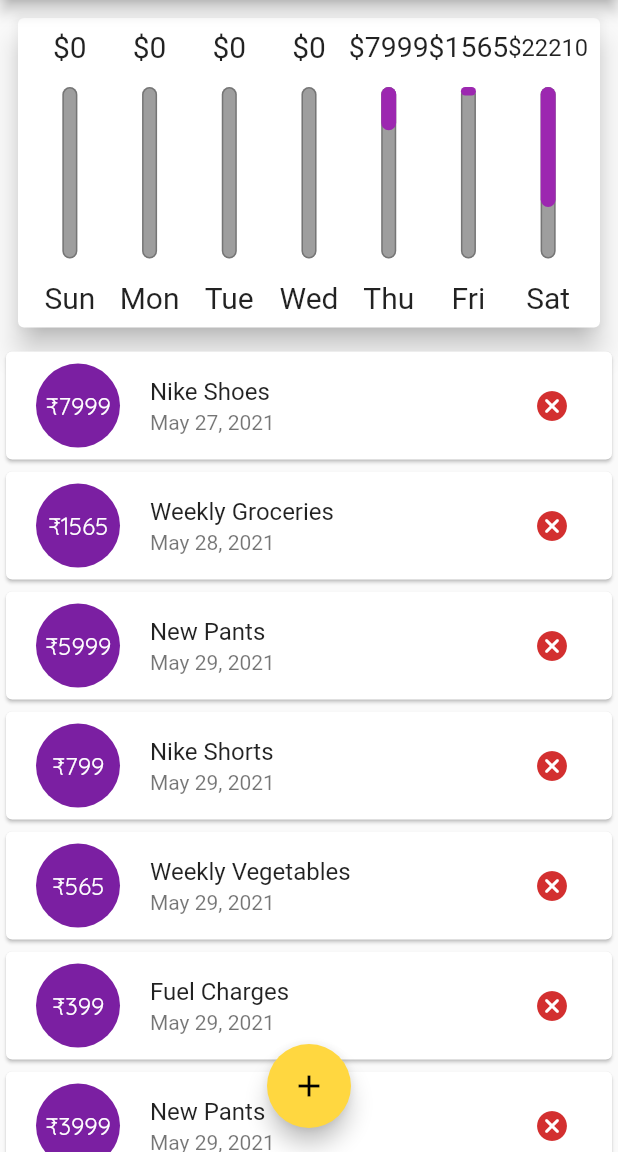
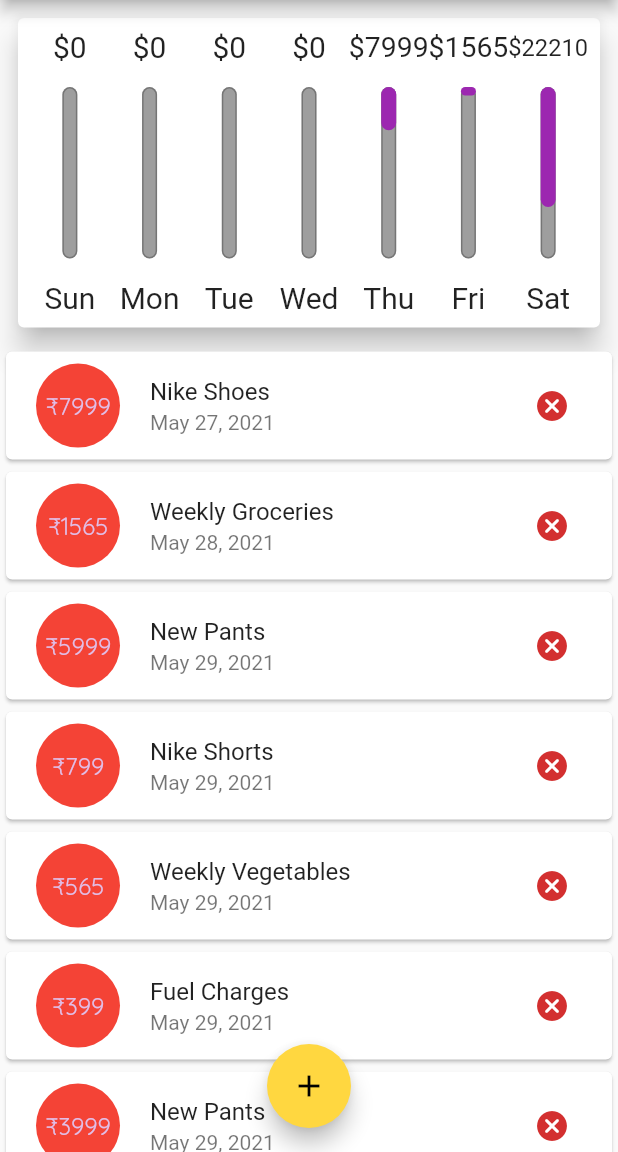
Before and after one commit to imvkrm/Sample-Flutter, a Flutter app: the screen it shows after launch, on a phone screen of 412 x 824 dp, the part 84-1236 px from its top. Run offline on Flutter 3.47's test engine with Material 2 defaults, Android fonts, the phone set to English and light mode, and no system bars.

Commit message:
final commit

```diff
--- a/lib/main.dart
+++ b/lib/main.dart
@@ -52,7 +52,7 @@ class MyHomePage extends StatefulWidget {
   _MyHomePageState createState() => _MyHomePageState();
 }
 
-class _MyHomePageState extends State<MyHomePage> {
+class _MyHomePageState extends State<MyHomePage> with WidgetsBindingObserver {
   final List<Transaction> _transactions = [
     Transaction(
         id: 't1',
@@ -123,6 +123,75 @@ class _MyHomePageState extends State<MyHomePage> {
         .toList();
   }
 
+  List<Widget> _buildPotraitContent(
+      Size appBarSize, MediaQueryData mediaQuery, Container txList) {
+    return [
+      Container(
+        width: double.infinity,
+        child: Container(
+            height: (mediaQuery.size.height -
+                    appBarSize.height -
+                    mediaQuery.padding.top) *
+                0.30,
+            child: Chart(_recentTransactions)),
+      ),
+      txList
+    ];
+  }
+
+  List<Widget> _buildLandscapeContent(
+      Size appBarSize, MediaQueryData mediaQuery, Container txList) {
+    return [
+      Row(
+        mainAxisAlignment: MainAxisAlignment.center,
+        children: [
+          Text(
+            'Show Chart',
+            style: Theme.of(context).textTheme.headline6,
+          ),
+          Switch.adaptive(
+            activeColor: Theme.of(context).accentColor,
+            value: _showChart,
+            onChanged: (val) {
+              setState(() {
+                _showChart = val;
+              });
+            },
+          ),
+        ],
+      ),
+      _showChart
+          ? Container(
+              width: double.infinity,
+              child: Container(
+                  height: (mediaQuery.size.height -
+                          appBarSize.height -
+                          mediaQuery.padding.top) *
+                      0.70,
+                  child: Chart(_recentTransactions)),
+            )
+          : txList
+    ];
+  }
+
+  @override
+  void initState() {
+    WidgetsBinding.instance?.addObserver(this);
+    super.initState();
+  }
+
+  @override
+  void didChangeAppLifecycleState(AppLifecycleState state) {
+    super.didChangeAppLifecycleState(state);
+    print(state);
+  }
+
+  @override
+  void dispose() {
+    WidgetsBinding.instance?.removeObserver(this);
+    super.dispose();
+  }
+
   @override
   Widget build(BuildContext context) {
     final mediaQuery = MediaQuery.of(context);
@@ -168,45 +237,9 @@ class _MyHomePageState extends State<MyHomePage> {
           crossAxisAlignment: CrossAxisAlignment.stretch,
           children: <Widget>[
             if (isLandscape)
-              Row(
-                mainAxisAlignment: MainAxisAlignment.center,
-                children: [
-                  Text('Show Chart',
-                  style: Theme.of(context).textTheme.headline6,),
-                  Switch.adaptive(
-                    activeColor: Theme.of(context).accentColor,
-                    value: _showChart,
-                    onChanged: (val) {
-                      setState(() {
-                        _showChart = val;
-                      });
-                    },
-                  ),
-                ],
-              ),
+              ..._buildLandscapeContent(appBarSize, mediaQuery, txList),
             if (!isLandscape)
-              Container(
-                width: double.infinity,
-                child: Container(
-                    height: (mediaQuery.size.height -
-                            appBarSize.height -
-                            mediaQuery.padding.top) *
-                        0.30,
-                    child: Chart(_recentTransactions)),
-              ),
-            if (!isLandscape) txList,
-            if (isLandscape)
-              _showChart
-                  ? Container(
-                      width: double.infinity,
-                      child: Container(
-                          height: (mediaQuery.size.height -
-                                  appBarSize.height -
-                                  mediaQuery.padding.top) *
-                              0.70,
-                          child: Chart(_recentTransactions)),
-                    )
-                  : txList
+              ..._buildPotraitContent(appBarSize, mediaQuery, txList),
           ],
         ),
       ),
--- a/lib/widgets/chart_bar.dart
+++ b/lib/widgets/chart_bar.dart
@@ -5,7 +5,7 @@ class ChartBar extends StatelessWidget {
   final double spendingAmount;
   final double spendingPctOfTotal;
 
-  ChartBar(this.label, this.spendingAmount, this.spendingPctOfTotal);
+ const ChartBar(this.label, this.spendingAmount, this.spendingPctOfTotal);
   @override
   Widget build(BuildContext context) {
     return LayoutBuilder(builder: (ctx, contraits) {
--- a/lib/widgets/new_transaction.dart
+++ b/lib/widgets/new_transaction.dart
@@ -78,7 +78,7 @@ class _NewTransactionState extends State<NewTransaction> {
                 onSubmitted: (_) => _submitNewTxt(),
               ),
               Padding(
-                padding: EdgeInsets.all(8),
+                padding: const EdgeInsets.all(8),
                 child: Row(
                   children: [
                     Expanded(
--- /dev/null
+++ b/lib/widgets/transaction_item.dart
@@ -0,0 +1,121 @@
+import 'dart:math';
+
+import 'package:flutter/material.dart';
+import 'package:intl/intl.dart';
+
+import '../models/transaction.dart';
+
+class TransactionItem extends StatefulWidget {
+  const TransactionItem({
+    Key? key,
+    required this.transaction,
+    required this.removeTransaction,
+  }) : super(key: key);
+
+  final Transaction transaction;
+  final Function removeTransaction;
+
+  @override
+  _TransactionItemState createState() => _TransactionItemState();
+}
+
+class _TransactionItemState extends State<TransactionItem> {
+  Color _bgColor=Colors.orange;
+
+  @override
+  void initState() {
+    const avaliableColor = [
+      Colors.red,
+      Colors.green,
+      Colors.orange,
+      Colors.pink,
+      Colors.yellow
+    ];
+    _bgColor = avaliableColor[Random().nextInt(5)];
+    super.initState();
+  }
+
+  @override
+  Widget build(BuildContext context) {
+    return Card(
+        child: ListTile(
+      leading: CircleAvatar(
+        backgroundColor: _bgColor,
+        radius: 32,
+        child: Padding(
+          padding: EdgeInsets.all(4),
+          child: FittedBox(
+            child: Text(
+              '₹${widget.transaction.amount.toStringAsFixed(0)}',
+            ),
+          ),
+        ),
+      ),
+      title: Text(
+        widget.transaction.title,
+      ),
+      subtitle: Text(
+        DateFormat.yMMMd().format(widget.transaction.date),
+      ),
+      trailing: MediaQuery.of(context).size.width < 420
+          ? IconButton(
+              icon: Icon(Icons.cancel_rounded),
+              color: Theme.of(context).errorColor,
+              onPressed: () {
+                widget.removeTransaction(widget.transaction.id);
+              },
+            )
+          : TextButton.icon(
+              onPressed: () {
+                widget.removeTransaction(widget.transaction.id);
+              },
+              icon: const Icon(Icons.cancel_rounded),
+              label: const Text('Delete'),
+              style: TextButton.styleFrom(
+                textStyle: TextStyle(color: Theme.of(context).errorColor),
+                primary: Theme.of(context).errorColor,
+              ),
+            ),
+    )
+
+        // Row(
+        //   children: [
+        //     Container(
+        //       margin: EdgeInsets.all(10),
+        //       padding: EdgeInsets.all(8),
+        //       decoration: BoxDecoration(
+        //         border: Border.all(
+        //           color: Theme.of(context).primaryColorLight,
+        //           width: 1,
+        //         ),
+        //       ),
+        //       child: Text(
+        //         '₹${transactions[index].amount.toStringAsFixed(2)}',
+        //         style: AppBarTheme.of(context).textTheme?.headline6,
+        //         // style: TextStyle(
+        //         //     fontWeight: FontWeight.bold,
+        //         //     fontSize: 16,
+        //         //     color: Theme.of(context).primaryColor),
+        //       ),
+        //     ),
+        //     Column(
+        //       crossAxisAlignment: CrossAxisAlignment.start,
+        //       children: [
+        //         Text(
+        //           transactions[index].title,
+        //           style: TextStyle(
+        //             fontWeight: FontWeight.bold,
+        //             fontSize: 14,
+        //           ),
+        //         ),
+        //         Text(
+        //           DateFormat.yMMMd().format(transactions[index].date),
+        //           style: TextStyle(fontSize: 12, color: Colors.grey),
+        //         )
+        //       ],
+        //     )
+        //   ],
+        // ),
+        );
+  }
+}
--- a/lib/widgets/transaction_list.dart
+++ b/lib/widgets/transaction_list.dart
@@ -1,5 +1,6 @@
 import 'package:flutter/material.dart';
-import 'package:intl/intl.dart';
+
+import './transaction_item.dart';
 import '../models/transaction.dart';
 
 class TransactionList extends StatelessWidget {
@@ -38,87 +39,7 @@ class TransactionList extends StatelessWidget {
           : ListView.builder(
               itemCount: transactions.length,
               itemBuilder: (BuildContext context, int index) {
-                return Card(
-                    child: ListTile(
-                  leading: CircleAvatar(
-                    radius: 32,
-                    child: Padding(
-                      padding: EdgeInsets.all(4),
-                      child: FittedBox(
-                        child: Text(
-                          '₹${transactions[index].amount.toStringAsFixed(0)}',
-                        ),
-                      ),
-                    ),
-                  ),
-                  title: Text(
-                    transactions[index].title,
-                  ),
-                  subtitle: Text(
-                    DateFormat.yMMMd().format(transactions[index].date),
-                  ),
-                  trailing: MediaQuery.of(context).size.width < 420
-                      ? IconButton(
-                          icon: Icon(Icons.cancel_rounded),
-                          color: Theme.of(context).errorColor,
-                          onPressed: () {
-                            removeTransaction(transactions[index].id);
-                          },
-                        )
-                      : TextButton.icon(
-                          onPressed: () {
-                            removeTransaction(transactions[index].id);
-                          },
-                          icon: Icon(Icons.cancel_rounded),
-
-                          label: Text('Delete'),
-                          style: TextButton.styleFrom(
-
-                            textStyle: TextStyle(color:Theme.of(context).errorColor),
-                            primary: Theme.of(context).errorColor,
-                          ),
-                        ),
-                )
-
-                    // Row(
-                    //   children: [
-                    //     Container(
-                    //       margin: EdgeInsets.all(10),
-                    //       padding: EdgeInsets.all(8),
-                    //       decoration: BoxDecoration(
-                    //         border: Border.all(
-                    //           color: Theme.of(context).primaryColorLight,
-                    //           width: 1,
-                    //         ),
-                    //       ),
-                    //       child: Text(
-                    //         '₹${transactions[index].amount.toStringAsFixed(2)}',
-                    //         style: AppBarTheme.of(context).textTheme?.headline6,
-                    //         // style: TextStyle(
-                    //         //     fontWeight: FontWeight.bold,
-                    //         //     fontSize: 16,
-                    //         //     color: Theme.of(context).primaryColor),
-                    //       ),
-                    //     ),
-                    //     Column(
-                    //       crossAxisAlignment: CrossAxisAlignment.start,
-                    //       children: [
-                    //         Text(
-                    //           transactions[index].title,
-                    //           style: TextStyle(
-                    //             fontWeight: FontWeight.bold,
-                    //             fontSize: 14,
-                    //           ),
-                    //         ),
-                    //         Text(
-                    //           DateFormat.yMMMd().format(transactions[index].date),
-                    //           style: TextStyle(fontSize: 12, color: Colors.grey),
-                    //         )
-                    //       ],
-                    //     )
-                    //   ],
-                    // ),
-                    );
+                return TransactionItem(transaction: transactions[index], removeTransaction: removeTransaction,key: ValueKey(transactions[index].id),);
               },
             ),
     );
```
